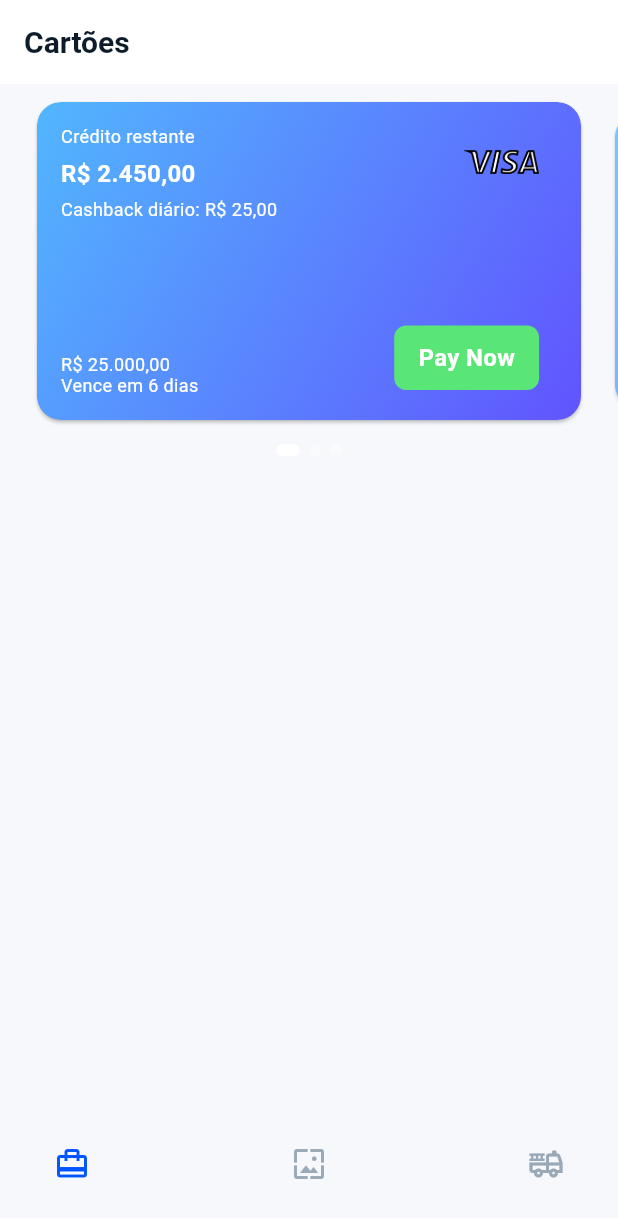
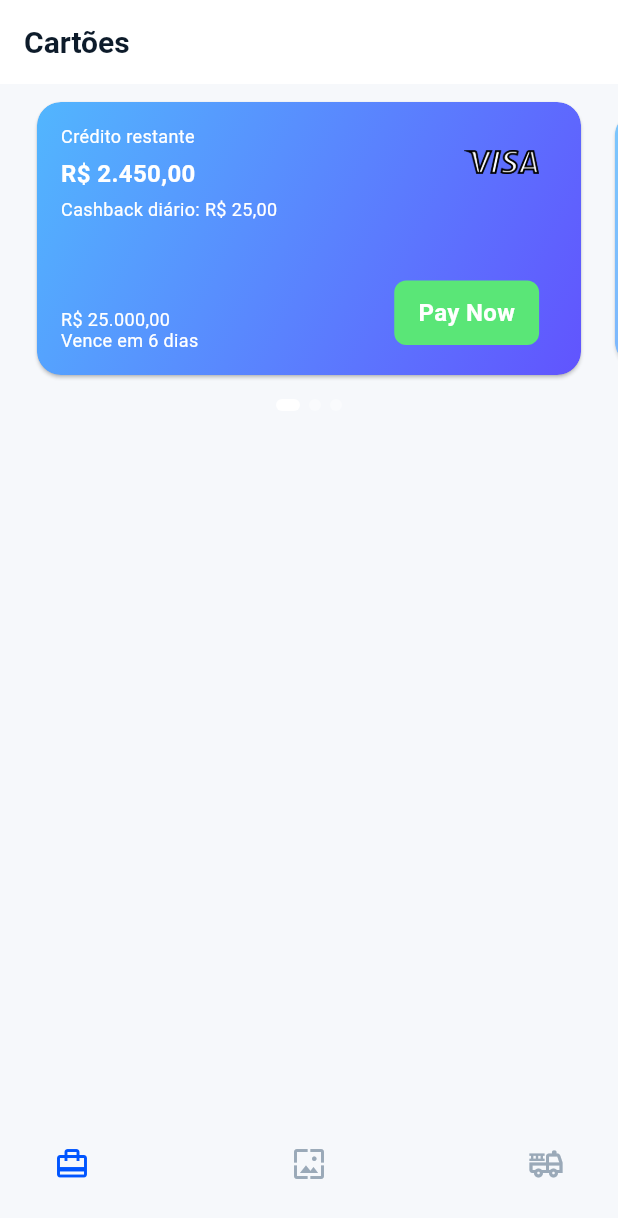
Before and after one commit to smborgesMobile/flutter_playground, a Flutter app: the screen it shows after launch, after a tap on "Cartoes", on a phone screen of 412 x 824 dp. Shown: the top 1218 px of the screen. Run offline on Flutter 3.47's test engine with Material 3 defaults, Android fonts, the phone set to English and light mode, and no system bars; our stand-ins replace bloc, equatable, flutter_bloc, shared_preferences.

Commit message:
Adjust height of BankCardCarousel in MyCardScreen for improved layout consistency

```diff
--- a/lib/features/cards/screens/my_card_screen/my_card_screen.dart
+++ b/lib/features/cards/screens/my_card_screen/my_card_screen.dart
@@ -11,7 +11,7 @@ class MyCardScreen extends StatelessWidget {
       crossAxisAlignment: CrossAxisAlignment.stretch,
       children: [
         BankCardCarousel(
-          height: 220,
+          height: 190,
           viewportFraction: 0.9,
           onPageChanged: (i) => debugPrint('Selected card index: $i'),
           cards: const [
```
